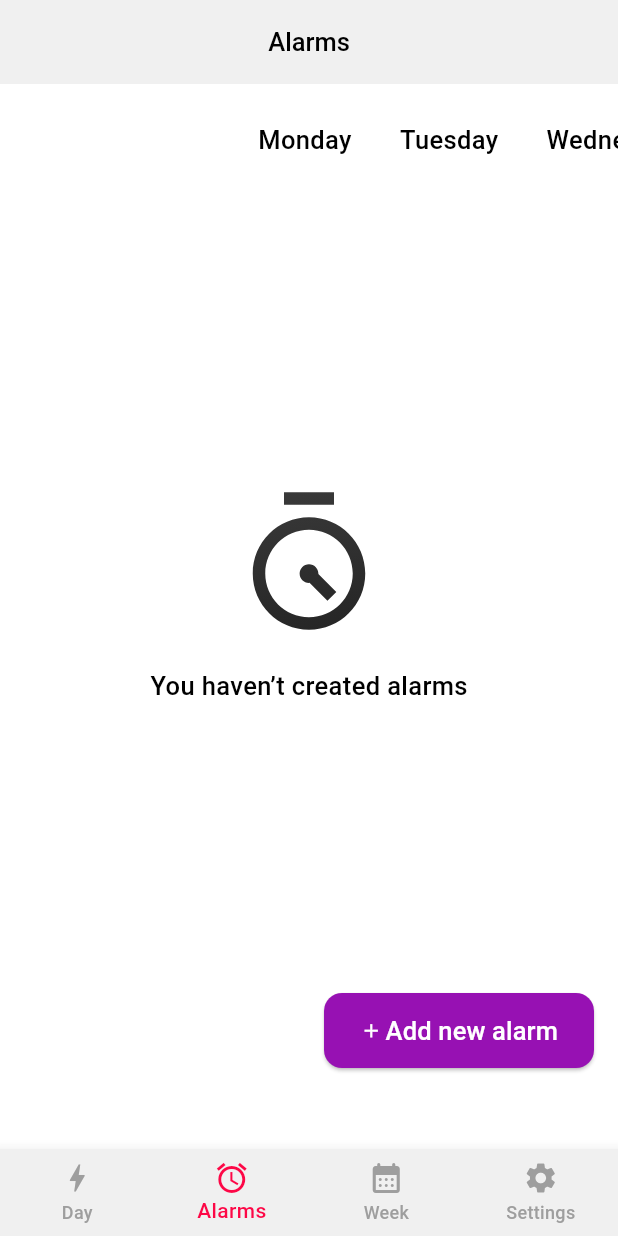
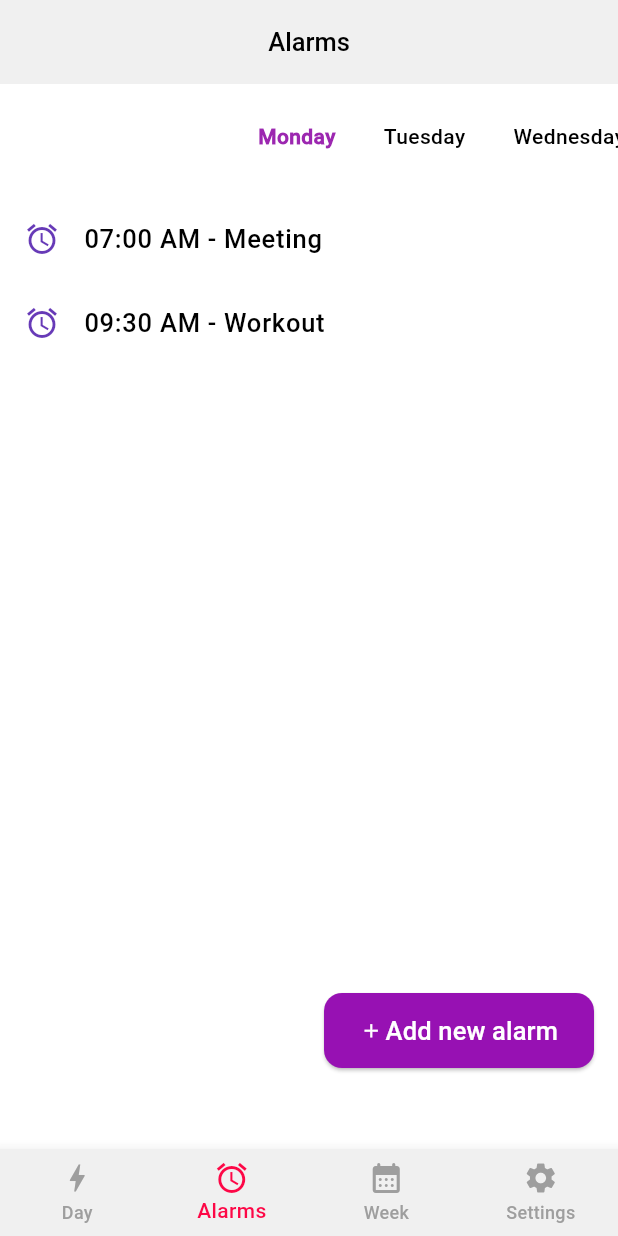
Before and after one commit to MuhammadHarisSiddiqui620/alarm_clock, a Flutter app: the screen it shows after launch, item 2 of the bottom bar chosen, on a phone screen of 412 x 824 dp. Run offline on Flutter 3.47's test engine with Material 3 defaults, Android fonts, the light colour scheme and no system bars; our stand-ins replace flutter_svg, timelines; missing offline and left inert: wheel_picker.

Commit message:
alarm_clock[8]
Changes
- New AlarmScreen Screen and AlarmScreen Update

Issues
- None

```diff
--- a/lib/Screens/AlarmScreen.dart
+++ b/lib/Screens/AlarmScreen.dart
@@ -1,8 +1,8 @@
 import 'package:alarm_clock/components/CustomAppBar.dart';
 import 'package:flutter/material.dart';
 import 'package:flutter_svg/svg.dart';
-
 import '../constants.dart';
+import 'NewAlarm.dart'; // Your constants file
 
 class AlarmScreen extends StatefulWidget {
   const AlarmScreen({super.key});
@@ -12,9 +12,26 @@ class AlarmScreen extends StatefulWidget {
 }
 
 class _AlarmScreenState extends State<AlarmScreen> {
+  // Track the selected day (e.g., Monday, Tuesday)
+  String selectedDay = 'Monday';
+
+  // Dummy alarm data for each day of the week
+  Map<String, List<String>> alarms = {
+    'Monday': ['07:00 AM - Meeting', '09:30 AM - Workout'],
+    'Tuesday': [],
+    'Wednesday': ['06:00 AM - Yoga'],
+    'Thursday': ['07:30 AM - Call'],
+    'Friday': [],
+    'Saturday': ['08:00 AM - Gym'],
+    'Sunday': []
+  };
+
   @override
   Widget build(BuildContext context) {
     double screenWidth = MediaQuery.of(context).size.width;
+
+    // Get the list of alarms for the selected day
+    List<String> selectedDayAlarms = alarms[selectedDay]!;
 
     return SafeArea(
       child: Scaffold(
@@ -22,90 +39,62 @@ class _AlarmScreenState extends State<AlarmScreen> {
         body: Container(
           margin: EdgeInsets.symmetric(vertical: 25),
           child: Column(
-            crossAxisAlignment:
-                CrossAxisAlignment.center, // Center the content vertically
+            crossAxisAlignment: CrossAxisAlignment.center,
             children: [
               // Horizontal ListView for days of the week
               Container(
                 height: 50,
                 margin: EdgeInsets.only(
-                    left: screenWidth * 0.5 -
-                        50), // 50% of screen width minus half the container width (75)
+                    left: screenWidth * 0.5 - 50), // 50% of screen width
                 child: ListView(
                   scrollDirection:
                       Axis.horizontal, // Enable horizontal scrolling
                   children: [
-                    Container(
-                      padding: EdgeInsets.symmetric(horizontal: 16),
-                      child: Text(
-                        'Monday',
-                        style: appBarStyle,
-                      ),
-                    ),
-                    Container(
-                      padding: EdgeInsets.symmetric(horizontal: 16),
-                      child: Text(
-                        'Tuesday',
-                        style: appBarStyle,
-                      ),
-                    ),
-                    Container(
-                      padding: EdgeInsets.symmetric(horizontal: 16),
-                      child: Text(
-                        'Wednesday',
-                        style: appBarStyle,
-                      ),
-                    ),
-                    Container(
-                      padding: EdgeInsets.symmetric(horizontal: 16),
-                      child: Text(
-                        'Thursday',
-                        style: appBarStyle,
-                      ),
-                    ),
-                    Container(
-                      padding: EdgeInsets.symmetric(horizontal: 16),
-                      child: Text(
-                        'Friday',
-                        style: appBarStyle,
-                      ),
-                    ),
-                    Container(
-                      padding: EdgeInsets.symmetric(horizontal: 16),
-                      child: Text(
-                        'Saturday',
-                        style: appBarStyle,
-                      ),
-                    ),
-                    Container(
-                      padding: EdgeInsets.symmetric(horizontal: 16),
-                      child: Text(
-                        'Sunday',
-                        style: appBarStyle,
-                      ),
-                    ),
+                    getDayWidget('Monday'),
+                    getDayWidget('Tuesday'),
+                    getDayWidget('Wednesday'),
+                    getDayWidget('Thursday'),
+                    getDayWidget('Friday'),
+                    getDayWidget('Saturday'),
+                    getDayWidget('Sunday'),
                   ],
                 ),
               ),
+
+              // Display alarms for the selected day
               Expanded(
-                // Use Expanded to center the content in the remaining space
-                child: Center(
+                child: selectedDayAlarms.isEmpty
+                    ? Center(
+                        // No alarms for this day, show message
                         child: Column(
                           mainAxisAlignment: MainAxisAlignment.center,
                           children: [
                             SvgPicture.asset(
-                        'images/no-alarm.svg', // Directly using SvgPicture
-                        width: 100, // Optional: Set a width for the SVG
-                        height: 100, // Optional: Set a height for the SVG
+                              'images/no-alarm.svg',
+                              width: 100,
+                              height: 100,
                             ),
-                      SizedBox(
-                        height: 21,
-                      ),
-                      Text('You haven’t created alarms', style: appBarStyle),
+                            SizedBox(height: 21),
+                            Text('You haven’t created alarms',
+                                style: appBarStyle),
                           ],
                         ),
+                      )
+                    : ListView.builder(
+                        // Show list of alarms if there are any
+                        itemCount: selectedDayAlarms.length,
+                        itemBuilder: (context, index) {
+                          return ListTile(
+                            title: Text(selectedDayAlarms[index],
+                                style: appBarStyle),
+                            leading:
+                                Icon(Icons.alarm, color: Colors.deepPurple),
+                          );
+                        },
                       ),
               ),
+
+              // Add new alarm button, only show if alarms exist for the day
               Container(
                 margin: EdgeInsets.only(right: 16, bottom: 29),
                 child: Row(
@@ -116,10 +105,16 @@ class _AlarmScreenState extends State<AlarmScreen> {
                         backgroundColor: Color(0xFF9711B3),
                         minimumSize: Size(172, 50),
                         shape: RoundedRectangleBorder(
-                            borderRadius:
-                                BorderRadius.circular(12), // <-- Radius
-                          )),
-                      onPressed: () {},
+                          borderRadius: BorderRadius.circular(12),
+                        ),
+                      ),
+                      onPressed: () {
+                        // Navigate to the NewAlarmScreen when the button is clicked
+                        Navigator.push(
+                          context,
+                          MaterialPageRoute(builder: (context) => NewAlarm()),
+                        );
+                      },
                       child: Wrap(
                         children: [
                           Row(
@@ -149,4 +144,26 @@ class _AlarmScreenState extends State<AlarmScreen> {
       ),
     );
   }
+
+  // Widget for each day button in the horizontal list
+  GestureDetector getDayWidget(String day) {
+    return GestureDetector(
+      onTap: () {
+        setState(() {
+          selectedDay = day;
+        });
+      },
+      child: Container(
+        padding: EdgeInsets.symmetric(horizontal: 16),
+        child: Text(
+          day,
+          style: TextStyle(
+            color: selectedDay == day ? Colors.purple : Colors.black,
+            fontWeight:
+                selectedDay == day ? FontWeight.bold : FontWeight.normal,
+          ),
+        ),
+      ),
+    );
   }
+}
--- a/lib/components/Reusable_Alarm.dart
+++ b/lib/components/Reusable_Alarm.dart
@@ -17,6 +17,8 @@ class ReusableAlarm extends StatefulWidget {
 class _ReusableAlarmState extends State<ReusableAlarm> {
   bool value = false;
   Color? colour = null;
+  String alarmName = 'dummy';
+  String alarmTime = '07:00';
 
   @override
   Widget build(BuildContext context) {
@@ -40,7 +42,7 @@ class _ReusableAlarmState extends State<ReusableAlarm> {
                 child: Row(
                   mainAxisAlignment: MainAxisAlignment.spaceBetween,
                   children: [
-                    Text('dummy', style: dayContainer),
+                    Text(alarmName, style: dayContainer),
                     SwitchState(
                       activeColor: widget.activeColor,
                       inActiveTrackColor: Colors.grey,
@@ -50,7 +52,7 @@ class _ReusableAlarmState extends State<ReusableAlarm> {
                   ],
                 ),
               ),
-              Text('07:00', style: dayContainerTimer),
+              Text(alarmTime, style: dayContainerTimer),
             ],
           ),
         ),
--- a/lib/constants.dart
+++ b/lib/constants.dart
@@ -60,4 +60,4 @@ const List<Color> alarmColor = [
   Color(0xFF3A3A3A),
 ];
 
-const Color settingSwitch = Color(0xFFFD0746);
+const Color settingSwitch = Color(0xFFAD022B);
--- a/lib/main.dart
+++ b/lib/main.dart
@@ -1,4 +1,5 @@
 import 'package:alarm_clock/Screens/AlarmScreen.dart';
+import 'package:alarm_clock/Screens/NewAlarm.dart';
 import 'package:alarm_clock/Screens/SettingsScreen.dart';
 import 'package:alarm_clock/Screens/WeekScreen.dart';
 import 'package:flutter/material.dart';
```
Also changed, not shown: lib/Screens/NewAlarm.dart (+60 -6 lines), lib/components/SmartWheelPicker.dart (+1 -7 lines), pubspec.lock. Lines whose indentation alone changed are shown as unchanged.
